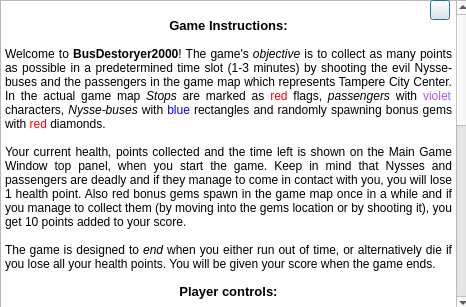
This is Game/helpdialog.ui in miikka0000/BusDestroyer2000-Game-with-Qt as Qt 5 draws it before an edit. The edited form follows.
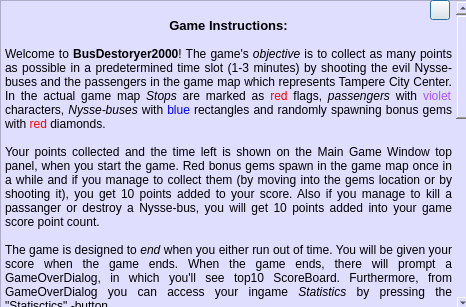
This is the edited form. Icons and pictures are not drawn.

Commit message: statisticsDialogi generoitu ja nappi lisatty gameoverdialogiin

What changed in the file:
```diff
--- a/Game/helpdialog.ui
+++ b/Game/helpdialog.ui
@@ -45,6 +45,9 @@
      <height>311</height>
     </rect>
    </property>
+   <property name="styleSheet">
+    <string notr="true">background-color: rgb(224, 222, 255);</string>
+   </property>
    <property name="html">
     <string>&lt;!DOCTYPE HTML PUBLIC &quot;-//W3C//DTD HTML 4.0//EN&quot; &quot;http://www.w3.org/TR/REC-html40/strict.dtd&quot;&gt;
 &lt;html&gt;&lt;head&gt;&lt;meta name=&quot;qrichtext&quot; content=&quot;1&quot; /&gt;&lt;style type=&quot;text/css&quot;&gt;
@@ -55,9 +58,9 @@
 &lt;p style=&quot;-qt-paragraph-type:empty; margin-top:0px; margin-bottom:0px; margin-left:0px; margin-right:0px; -qt-block-indent:0; text-indent:0px; font-size:9pt; font-weight:600;&quot;&gt;&lt;br /&gt;&lt;/p&gt;
 &lt;p align=&quot;justify&quot; style=&quot; margin-top:0px; margin-bottom:0px; margin-left:0px; margin-right:0px; -qt-block-indent:0; text-indent:0px;&quot;&gt;&lt;span style=&quot; font-size:9pt;&quot;&gt;Welcome to &lt;/span&gt;&lt;span style=&quot; font-size:9pt; font-weight:600;&quot;&gt;BusDestoryer2000&lt;/span&gt;&lt;span style=&quot; font-size:9pt;&quot;&gt;! The game's &lt;/span&gt;&lt;span style=&quot; font-size:9pt; font-style:italic;&quot;&gt;objective&lt;/span&gt;&lt;span style=&quot; font-size:9pt;&quot;&gt; is to collect as many points as possible in a predetermined time slot (1-3 minutes) by shooting the evil Nysse-buses and the passengers in the game map which represents Tampere City Center. In the actual game map &lt;/span&gt;&lt;span style=&quot; font-size:9pt; font-style:italic;&quot;&gt;Stops &lt;/span&gt;&lt;span style=&quot; font-size:9pt;&quot;&gt;are marked as &lt;/span&gt;&lt;span style=&quot; font-size:9pt; color:#ff0000;&quot;&gt;red &lt;/span&gt;&lt;span style=&quot; font-size:9pt; color:#000000;&quot;&gt;flags, &lt;/span&gt;&lt;span style=&quot; font-size:9pt; font-style:italic; color:#000000;&quot;&gt;passengers&lt;/span&gt;&lt;span style=&quot; font-size:9pt; color:#000000;&quot;&gt; with &lt;/span&gt;&lt;span style=&quot; font-size:9pt; color:#aa55ff;&quot;&gt;violet &lt;/span&gt;&lt;span style=&quot; font-size:9pt; color:#000000;&quot;&gt;characters, &lt;/span&gt;&lt;span style=&quot; font-size:9pt; font-style:italic; color:#000000;&quot;&gt;Nysse-buses&lt;/span&gt;&lt;span style=&quot; font-size:9pt; color:#000000;&quot;&gt; with &lt;/span&gt;&lt;span style=&quot; font-size:9pt; color:#0000ff;&quot;&gt;blue &lt;/span&gt;&lt;span style=&quot; font-size:9pt; color:#000000;&quot;&gt;rectangles and randomly spawning bonus gems with &lt;/span&gt;&lt;span style=&quot; font-size:9pt; color:#ff0000;&quot;&gt;red &lt;/span&gt;&lt;span style=&quot; font-size:9pt; color:#000000;&quot;&gt;diamonds.&lt;/span&gt;&lt;/p&gt;
 &lt;p align=&quot;justify&quot; style=&quot;-qt-paragraph-type:empty; margin-top:0px; margin-bottom:0px; margin-left:0px; margin-right:0px; -qt-block-indent:0; text-indent:0px; font-size:9pt;&quot;&gt;&lt;br /&gt;&lt;/p&gt;
-&lt;p align=&quot;justify&quot; style=&quot; margin-top:0px; margin-bottom:0px; margin-left:0px; margin-right:0px; -qt-block-indent:0; text-indent:0px;&quot;&gt;&lt;span style=&quot; font-size:9pt;&quot;&gt;Your current health, points collected and the time left is shown on the Main Game Window top panel, when you start the game. Keep in mind that Nysses and passengers are deadly and if they manage to come in contact with you, you will lose 1 health point. Also red bonus gems spawn in the game map once in a while and if you manage to collect them (by moving into the gems location or by shooting it), you get 10 points added to your score. &lt;/span&gt;&lt;/p&gt;
+&lt;p align=&quot;justify&quot; style=&quot; margin-top:0px; margin-bottom:0px; margin-left:0px; margin-right:0px; -qt-block-indent:0; text-indent:0px;&quot;&gt;&lt;span style=&quot; font-size:9pt;&quot;&gt;Your points collected and the time left is shown on the Main Game Window top panel, when you start the game. Red bonus gems spawn in the game map once in a while and if you manage to collect them (by moving into the gems location or by shooting it), you get 10 points added to your score. Also if you manage to kill a passanger or destroy a Nysse-bus, you will get 10 points added into your game score point count.&lt;/span&gt;&lt;/p&gt;
 &lt;p align=&quot;justify&quot; style=&quot; margin-top:0px; margin-bottom:0px; margin-left:0px; margin-right:0px; -qt-block-indent:0; text-indent:0px;&quot;&gt;&lt;span style=&quot; font-size:9pt;&quot;&gt; &lt;/span&gt;&lt;/p&gt;
-&lt;p align=&quot;justify&quot; style=&quot; margin-top:0px; margin-bottom:0px; margin-left:0px; margin-right:0px; -qt-block-indent:0; text-indent:0px;&quot;&gt;&lt;span style=&quot; font-size:9pt;&quot;&gt;The game is designed to &lt;/span&gt;&lt;span style=&quot; font-size:9pt; font-style:italic;&quot;&gt;end&lt;/span&gt;&lt;span style=&quot; font-size:9pt;&quot;&gt; when you either run out of time, or alternatively die if you lose all your health points. You will be given your score when the game ends.&lt;/span&gt;&lt;/p&gt;
+&lt;p align=&quot;justify&quot; style=&quot; margin-top:0px; margin-bottom:0px; margin-left:0px; margin-right:0px; -qt-block-indent:0; text-indent:0px;&quot;&gt;&lt;span style=&quot; font-size:9pt;&quot;&gt;The game is designed to &lt;/span&gt;&lt;span style=&quot; font-size:9pt; font-style:italic;&quot;&gt;end&lt;/span&gt;&lt;span style=&quot; font-size:9pt;&quot;&gt; when you either run out of time. You will be given your score when the game ends. When the game ends, there will prompt a GameOverDialog, in which you'll see top10 ScoreBoard. Furthermore, from GameOverDialog you can access your ingame &lt;/span&gt;&lt;span style=&quot; font-size:9pt; font-style:italic;&quot;&gt;Statistics&lt;/span&gt;&lt;span style=&quot; font-size:9pt;&quot;&gt; by pressing the &amp;quot;Statisctics&amp;quot; -button.&lt;/span&gt;&lt;/p&gt;
 &lt;p align=&quot;center&quot; style=&quot;-qt-paragraph-type:empty; margin-top:0px; margin-bottom:0px; margin-left:0px; margin-right:0px; -qt-block-indent:0; text-indent:0px;&quot;&gt;&lt;br /&gt;&lt;/p&gt;
 &lt;p align=&quot;center&quot; style=&quot; margin-top:0px; margin-bottom:0px; margin-left:0px; margin-right:0px; -qt-block-indent:0; text-indent:0px;&quot;&gt;&lt;span style=&quot; font-size:10pt; font-weight:600;&quot;&gt;Player controls:&lt;/span&gt;&lt;/p&gt;
 &lt;p align=&quot;center&quot; style=&quot;-qt-paragraph-type:empty; margin-top:0px; margin-bottom:0px; margin-left:0px; margin-right:0px; -qt-block-indent:0; text-indent:0px; font-size:9pt; font-weight:600;&quot;&gt;&lt;br /&gt;&lt;/p&gt;
```
The commit also changes 12 other files.
